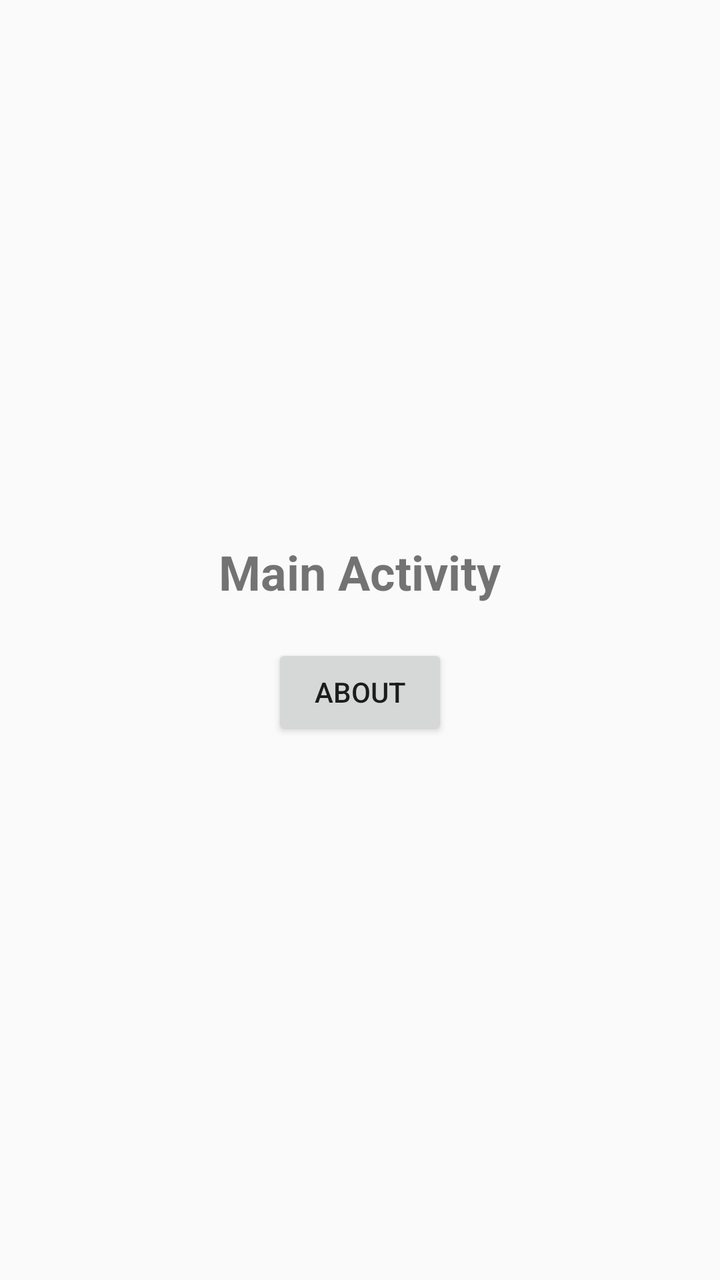
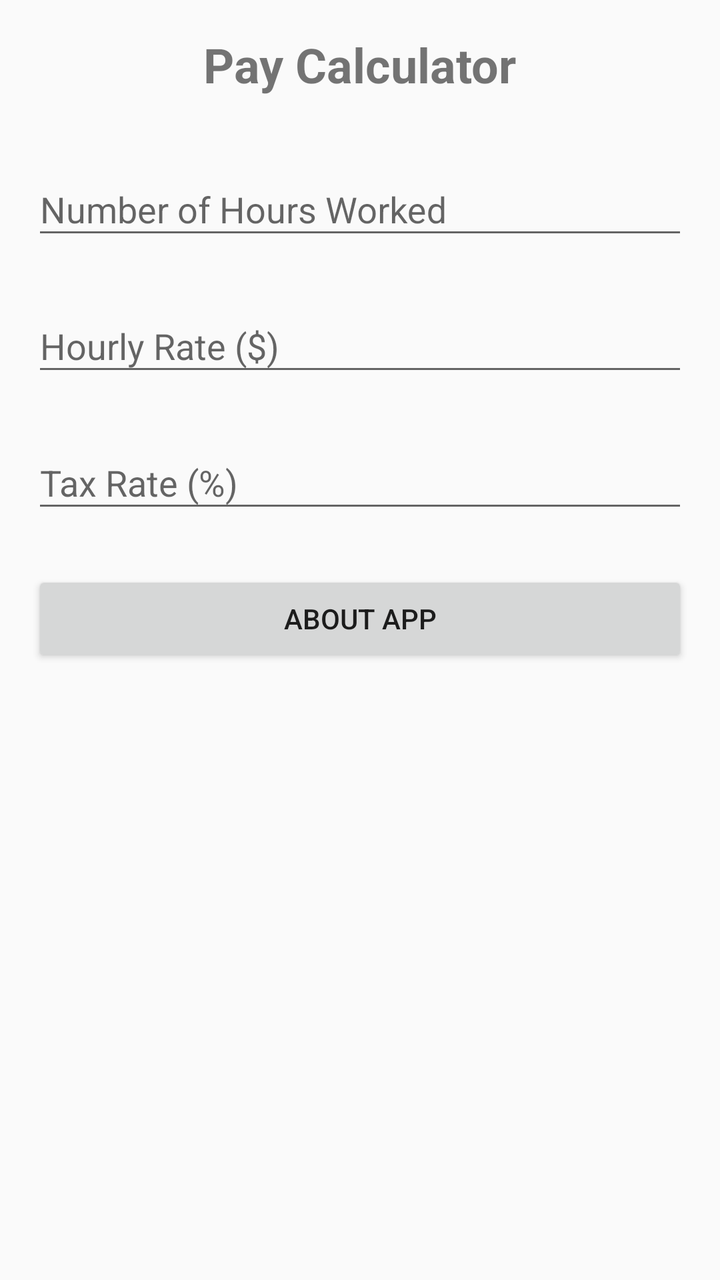

Compare the two renders of this Android layout. The source of the first and the diff that turns it into the second are given below.
<!-- AndroidManifest.xml: application theme Theme.AppCompat.Light.DarkActionBar -->
<!-- res/layout/activity_main.xml -->
<?xml version="1.0" encoding="utf-8"?>
<LinearLayout xmlns:android="http://schemas.android.com/apk/res/android"
    android:layout_width="match_parent"
    android:layout_height="match_parent"
    android:gravity="center"
    android:orientation="vertical"
    android:padding="16dp">

    <TextView
        android:layout_width="wrap_content"
        android:layout_height="wrap_content"
        android:text="Main Activity"
        android:textSize="24sp"
        android:textStyle="bold" />

    <Button
        android:id="@+id/btnAbout"
        android:layout_width="wrap_content"
        android:layout_height="wrap_content"
        android:layout_marginTop="20dp"
        android:text="About" />

</LinearLayout>
<!-- resources referenced by this layout -->
<resources>

</resources>

<!-- the commit's change to res/layout/activity_main.xml (unified diff, before → after) -->
@@ -1,23 +1,67 @@
 <?xml version="1.0" encoding="utf-8"?>
-<LinearLayout xmlns:android="http://schemas.android.com/apk/res/android"
+<ScrollView xmlns:android="http://schemas.android.com/apk/res/android"
     android:layout_width="match_parent"
-    android:layout_height="match_parent"
-    android:gravity="center"
-    android:orientation="vertical"
-    android:padding="16dp">
+    android:layout_height="match_parent">
 
-    <TextView
-        android:layout_width="wrap_content"
+    <LinearLayout
+        android:layout_width="match_parent"
         android:layout_height="wrap_content"
-        android:text="Main Activity"
-        android:textSize="24sp"
-        android:textStyle="bold" />
+        android:orientation="vertical"
+        android:padding="16dp">
 
-    <Button
-        android:id="@+id/btnAbout"
-        android:layout_width="wrap_content"
-        android:layout_height="wrap_content"
-        android:layout_marginTop="20dp"
-        android:text="About" />
+        <TextView
+            android:layout_width="wrap_content"
+            android:layout_height="wrap_content"
+            android:layout_gravity="center_horizontal"
+            android:layout_marginBottom="24dp"
+            android:text="Pay Calculator"
+            android:textSize="24sp"
+            android:textStyle="bold" />
 
-</LinearLayout>
+        <com.google.android.material.textfield.TextInputLayout
+            android:layout_width="match_parent"
+            android:layout_height="wrap_content"
+            android:layout_marginBottom="16dp"
+            android:hint="Number of Hours Worked">
+
+            <com.google.android.material.textfield.TextInputEditText
+                android:id="@+id/etHoursWorked"
+                android:layout_width="match_parent"
+                android:layout_height="wrap_content"
+                android:inputType="numberDecimal" />
+        </com.google.android.material.textfield.TextInputLayout>
+
+        <com.google.android.material.textfield.TextInputLayout
+            android:layout_width="match_parent"
+            android:layout_height="wrap_content"
+            android:layout_marginBottom="16dp"
+            android:hint="Hourly Rate ($)">
+
+            <com.google.android.material.textfield.TextInputEditText
+                android:id="@+id/etHourlyRate"
+                android:layout_width="match_parent"
+                android:layout_height="wrap_content"
+                android:inputType="numberDecimal" />
+        </com.google.android.material.textfield.TextInputLayout>
+
+        <com.google.android.material.textfield.TextInputLayout
+            android:layout_width="match_parent"
+            android:layout_height="wrap_content"
+            android:layout_marginBottom="24dp"
+            android:hint="Tax Rate (%)">
+
+            <com.google.android.material.textfield.TextInputEditText
+                android:id="@+id/etTaxRate"
+                android:layout_width="match_parent"
+                android:layout_height="wrap_content"
+                android:inputType="numberDecimal" />
+        </com.google.android.material.textfield.TextInputLayout>
+
+        <Button
+            android:id="@+id/btnAbout"
+            android:layout_width="match_parent"
+            android:layout_height="wrap_content"
+            android:text="About App" />
+
+    </LinearLayout>
+</ScrollView>
